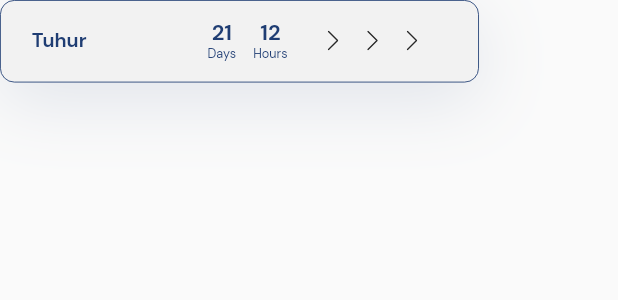
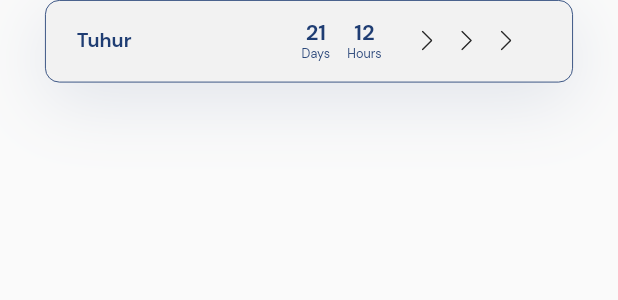
Before and after one commit to AnasReza/Ayyami_Application, a Flutter app: the CategoryBox widget shown alone on an empty page, opened directly, on a phone screen of 412 x 824 dp. Shown: the top 300 px of the screen. Run offline on Flutter 3.47's test engine with Material 2 defaults, Android fonts, the phone set to English and light mode, and no system bars; our stand-ins replace cloud_firestore, dropdown_button2, firebase_auth, firebase_core, firebase_database, firebase_storage and 17 more; missing offline and left inert: flutter_background_service, hijri_picker, workmanager; accounts and stored records are empty; network calls fail.

```diff
--- a/lib/screens/Profile_System/home.dart
+++ b/lib/screens/Profile_System/home.dart
@@ -225,6 +225,7 @@ class _HomeScreenState extends State<HomeScreen> with WidgetsBindingObserver {
                   days: 21,
                   hours: 12,
                   checkbox: false,
+                  showDate: true,
                   isSelected: false,
                 ),
                 SizedBox(height: 41.h),
@@ -233,6 +234,7 @@ class _HomeScreenState extends State<HomeScreen> with WidgetsBindingObserver {
                   days: 4,
                   hours: 8,
                   checkbox: false,
+                  showDate: true,
                   isSelected: false,
                 ),
               ]),
--- a/lib/screens/history.dart
+++ b/lib/screens/history.dart
@@ -126,6 +126,7 @@ class _HistoryScreenState extends State<HistoryScreen> {
                                   days: 21,
                                   hours: 12,
                                   checkbox: true,
+                                  showDate: true,
                                   isSelected: true,
                                 ),
                                 SizedBox(height: 41.h),
@@ -134,6 +135,7 @@ class _HistoryScreenState extends State<HistoryScreen> {
                                   days: 4,
                                   hours: 8,
                                   checkbox: true,
+                                  showDate: true,
                                   isSelected: true,
                                 ),
                                 SizedBox(height: 41.h),
@@ -150,6 +152,7 @@ class _HistoryScreenState extends State<HistoryScreen> {
                                   hours: 12,
                                   checkbox: true,
                                   isSelected: true,
+                                  showDate: true,
                                 ),
                                 SizedBox(height: 41.h),
                                 CategoryBox(
@@ -157,6 +160,7 @@ class _HistoryScreenState extends State<HistoryScreen> {
                                   days: 4,
                                   hours: 8,
                                   checkbox: true,
+                                  showDate: true,
                                   isSelected: false,
                                 ),
                                 SizedBox(height: 41.h),
@@ -172,6 +176,7 @@ class _HistoryScreenState extends State<HistoryScreen> {
                                   days: 21,
                                   hours: 12,
                                   checkbox: true,
+                                  showDate: true,
                                   isSelected: false,
                                 ),
                                 SizedBox(height: 41.h),
@@ -180,6 +185,7 @@ class _HistoryScreenState extends State<HistoryScreen> {
                                   days: 4,
                                   hours: 8,
                                   checkbox: true,
+                                  showDate: true,
                                   isSelected: false,
                                 ),
                               ],
--- a/lib/screens/home.dart
+++ b/lib/screens/home.dart
@@ -225,6 +225,7 @@ class _HomeScreenState extends State<HomeScreen> with WidgetsBindingObserver{
                   days: 21,
                   hours: 12,
                   checkbox: false,
+                  showDate: true,
                   isSelected: false,
                 ),
                 SizedBox(height: 41.h),
@@ -233,6 +234,7 @@ class _HomeScreenState extends State<HomeScreen> with WidgetsBindingObserver{
                   days: 4,
                   hours: 8,
                   checkbox: false,
+                  showDate: true,
                   isSelected: false,
                 ),
               ]),
--- a/lib/screens/home/home.dart
+++ b/lib/screens/home/home.dart
@@ -70,8 +70,6 @@ class _HomeScreenState extends State<HomeScreen> with WidgetsBindingObserver{
       backgroundColor: AppColors.white,
       body: SafeArea(
         child: Container(
-          decoration:
-              const BoxDecoration(gradient: AppColors.backgroundGradient),
           child: Padding(
             padding: EdgeInsets.only(
               left: 70.w,
@@ -230,6 +228,7 @@ class _HomeScreenState extends State<HomeScreen> with WidgetsBindingObserver{
                   days: 21,
                   hours: 12,
                   checkbox: false,
+                  showDate: true,
                   isSelected: false,
                 ),
                 SizedBox(height: 41.h),
@@ -237,7 +236,7 @@ class _HomeScreenState extends State<HomeScreen> with WidgetsBindingObserver{
                   categoryName: 'Mensis',
                   days: 4,
                   hours: 8,
-                  checkbox: false,
+                  checkbox: false,showDate: true,
                   isSelected: false,
                 ),
               ]),
--- a/lib/screens/main_screen.dart
+++ b/lib/screens/main_screen.dart
@@ -1,3 +1,4 @@
+import 'package:ayyami/constants/colors.dart';
 import 'package:ayyami/screens/prayer/prayer_timing.dart';
 import 'package:ayyami/screens/profile/profile.dart';
 import 'package:ayyami/screens/settings/settings.dart';
@@ -63,7 +64,7 @@ class MainScreenState extends State<MainScreen> {
         //   ),
         // ],
       ),
-      body: widgetList[widgetIndex],
+      body: Container(decoration:const BoxDecoration(gradient: AppColors.backgroundGradient),child: widgetList[widgetIndex],),
       bottomNavigationBar: CustomBottomNav(
           cIndex: _cIndex,
           tappingIndex: (index) {
--- a/lib/screens/prayer/prayer_timing.dart
+++ b/lib/screens/prayer/prayer_timing.dart
@@ -21,9 +21,6 @@ class _PrayerTimingState extends State<PrayerTiming> {
   Widget build(BuildContext context) {
     return Scaffold(
       body: Container(
-        decoration: const BoxDecoration(
-          gradient: AppColors.backgroundGradient,
-        ),
         child: Padding(
           padding: EdgeInsets.only(
             left: 70.w,
--- a/lib/screens/profile/profile.dart
+++ b/lib/screens/profile/profile.dart
@@ -17,9 +17,7 @@ class _ProfilePageState extends State<ProfilePage> {
   Widget build(BuildContext context) {
     return Scaffold(
       body: Container(
-        decoration: const BoxDecoration(
-          gradient: AppColors.backgroundGradient,
-        ),
+
         child: Padding(
           padding: EdgeInsets.only(
             left: 70.w,
--- a/lib/translation/app_translation.dart
+++ b/lib/translation/app_translation.dart
@@ -20,6 +20,11 @@ class AppTranslate extends Translations{
       'stop_timer':'STOP TIMER?',
       'yes':'YES',
       'no':'NO',
+      'after_fajar':'After Fajar',
+      'after_duhur':'After Duhur',
+      'after_asar':'After Asar',
+      'after_maghrib':'After Maghrib',
+      'after_isha':'After Isha',
     },
 
     'ur_AE': {
@@ -40,6 +45,11 @@ class AppTranslate extends Translations{
       'stop_timer':'ٹائمر کو روکیں؟',
       'yes':'جی ہاں',
       'no':'جی ہاں',
+      'after_fajar':'فجر کے بعد',
+      'after_duhur':'ظہر کے بعد',
+      'after_asar':'عصر کے بعد',
+      'after_maghrib':'مغرب کے بعد',
+      'after_isha':'عشاء کے بعد',
     },
 
   };
--- a/lib/widgets/category_box.dart
+++ b/lib/widgets/category_box.dart
@@ -14,11 +14,12 @@ class CategoryBox extends StatefulWidget {
     required this.hours,
     required this.checkbox,
     required this.isSelected,
+    required this.showDate
   }) : super(key: key);
 
   final String categoryName;
   final int days, hours;
-  bool checkbox, isSelected;
+  bool checkbox, isSelected,showDate;
 
   @override
   State<CategoryBox> createState() => _CategoryBoxState();
@@ -32,7 +33,8 @@ class _CategoryBoxState extends State<CategoryBox> {
             clipBehavior: Clip.none,
             children: [
               Container(
-                width: 558.w,
+                margin: EdgeInsets.only(left: 30,right: 30),
+                width: double.infinity,
                 height: 104.h,
                 decoration: BoxDecoration(
                   color: AppColors.lightGreyBoxColor,
@@ -67,6 +69,7 @@ class _CategoryBoxState extends State<CategoryBox> {
                         ),
                       ),
                       //SizedBox(width: 205.w),
+                     widget.showDate?
                       Column(
                         mainAxisAlignment: MainAxisAlignment.center,
                         children: [
@@ -79,8 +82,9 @@ class _CategoryBoxState extends State<CategoryBox> {
                               fontSize: 16.sp,
                               fontWeight: FontWeight.w400),
                         ],
-                      ),
+                      ):Container(),
                       SizedBox(width: 20.w),
+                      widget.showDate?
                       Column(
                         mainAxisAlignment: MainAxisAlignment.center,
                         children: [
@@ -93,7 +97,7 @@ class _CategoryBoxState extends State<CategoryBox> {
                               fontSize: 16.sp,
                               fontWeight: FontWeight.w400),
                         ],
-                      ),
+                      ):Container(),
                       SizedBox(width: 24.w),
                       SvgPicture.asset(
                         AppImages.forwardIcon,
@@ -165,7 +169,8 @@ class _CategoryBoxState extends State<CategoryBox> {
             ],
           )
         : Container(
-            width: 558.w,
+      margin:EdgeInsets.only(left: 30,right: 30),
+            width: double.infinity,
             height: 104.h,
             decoration: BoxDecoration(
               color: AppColors.lightGreyBoxColor,
@@ -199,6 +204,7 @@ class _CategoryBoxState extends State<CategoryBox> {
                       fontWeight: FontWeight.w700,
                     ),
                   ),
+                  widget.showDate?
                   Column(
                     mainAxisAlignment: MainAxisAlignment.center,
                     children: [
@@ -211,8 +217,9 @@ class _CategoryBoxState extends State<CategoryBox> {
                           fontSize: 16.sp,
                           fontWeight: FontWeight.w400),
                     ],
-                  ),
+                  ):Container(),
                   SizedBox(width: 20.w),
+                  widget.showDate?
                   Column(
                     mainAxisAlignment: MainAxisAlignment.center,
                     children: [
@@ -225,7 +232,7 @@ class _CategoryBoxState extends State<CategoryBox> {
                           fontSize: 16.sp,
                           fontWeight: FontWeight.w400),
                     ],
-                  ),
+                  ):Container(),
                   SizedBox(width: 30.w),
                   SvgPicture.asset(
                     AppImages.forwardIcon,
```
Also changed, not shown: lib/screens/settings/settings.dart (+12 -3 lines), lib/screens/supplications/supplications.dart (+68 -4 lines).
